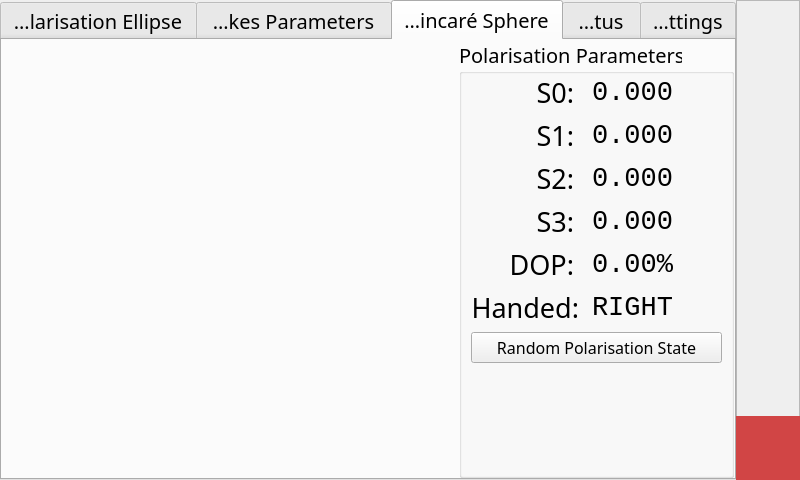
The window that Software/Frontend/InterfaceV1/gui.ui (JulianNicolai/PortableRealTimePolarimeter) describes before a commit, drawn with Qt 5.
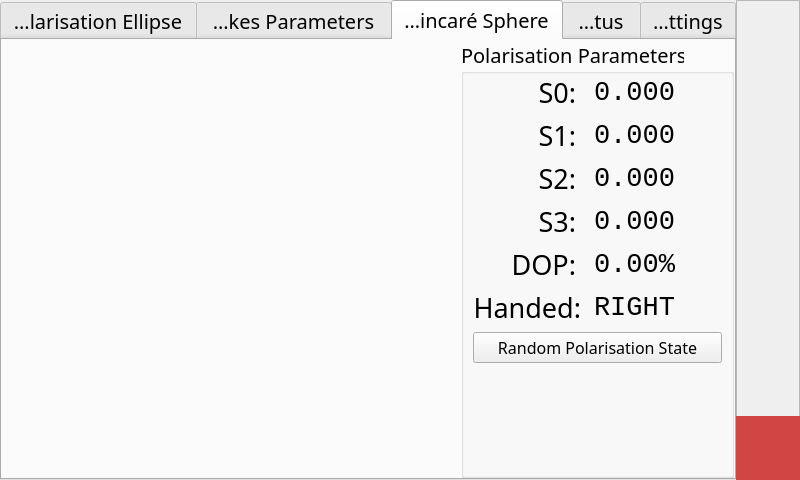
The same window after the commit. The open tabs and pages were chosen to show the change. Icons and pictures are not drawn. Custom widgets are drawn as their Qt base class.

Patch:
```diff
--- a/Software/Frontend/InterfaceV1/gui.ui
+++ b/Software/Frontend/InterfaceV1/gui.ui
@@ -684,11 +684,33 @@
         <property name="bottomMargin">
          <number>0</number>
         </property>
-        <item row="0" column="1">
+        <item row="0" column="0">
+         <widget class="MplWidget" name="poincare_sphere_widget" native="true">
+          <property name="minimumSize">
+           <size>
+            <width>439</width>
+            <height>439</height>
+           </size>
+          </property>
+          <property name="maximumSize">
+           <size>
+            <width>439</width>
+            <height>16777215</height>
+           </size>
+          </property>
+         </widget>
+        </item>
+        <item row="0" column="2">
          <widget class="QGroupBox" name="poincare_sphere_information">
+          <property name="minimumSize">
+           <size>
+            <width>273</width>
+            <height>0</height>
+           </size>
+          </property>
           <property name="maximumSize">
            <size>
-            <width>300</width>
+            <width>273</width>
             <height>16777215</height>
            </size>
           </property>
@@ -924,15 +946,8 @@
           </layout>
          </widget>
         </item>
-        <item row="0" column="0">
-         <widget class="MplWidget" name="poincare_sphere_widget" native="true">
-          <property name="minimumSize">
-           <size>
-            <width>451</width>
-            <height>439</height>
-           </size>
-          </property>
-         </widget>
+        <item row="0" column="1">
+         <widget class="QWidget" name="widget" native="true"/>
         </item>
        </layout>
       </widget>
```
Left out of the diff: 2 changed lines with no effect on the pictures.
